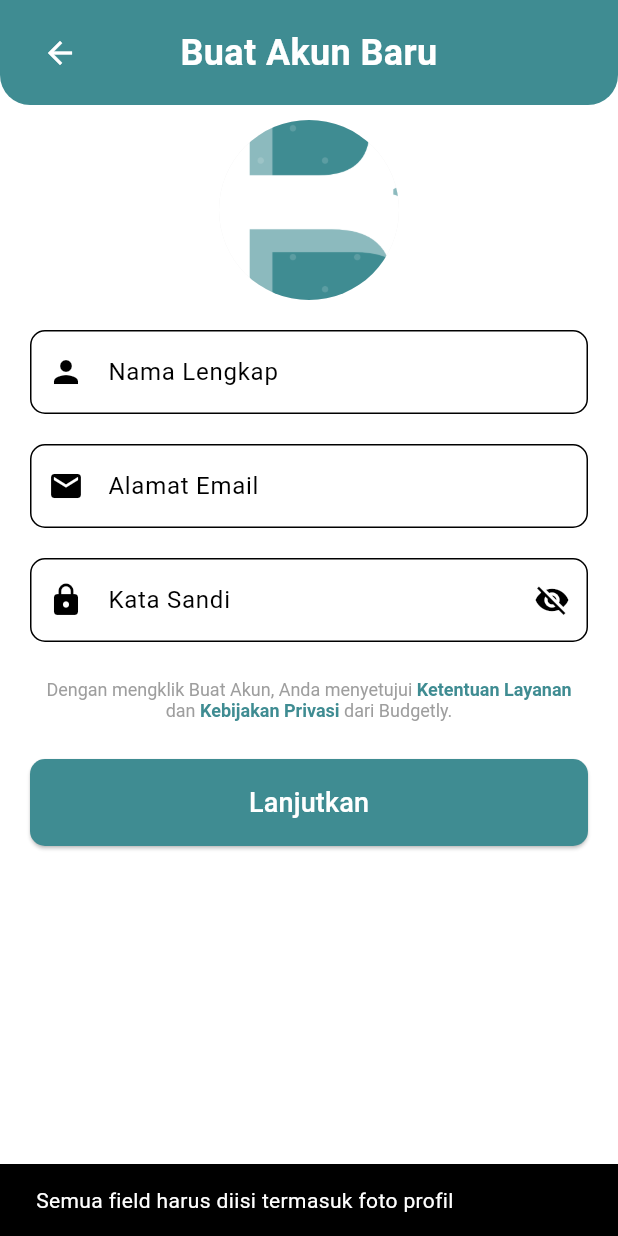
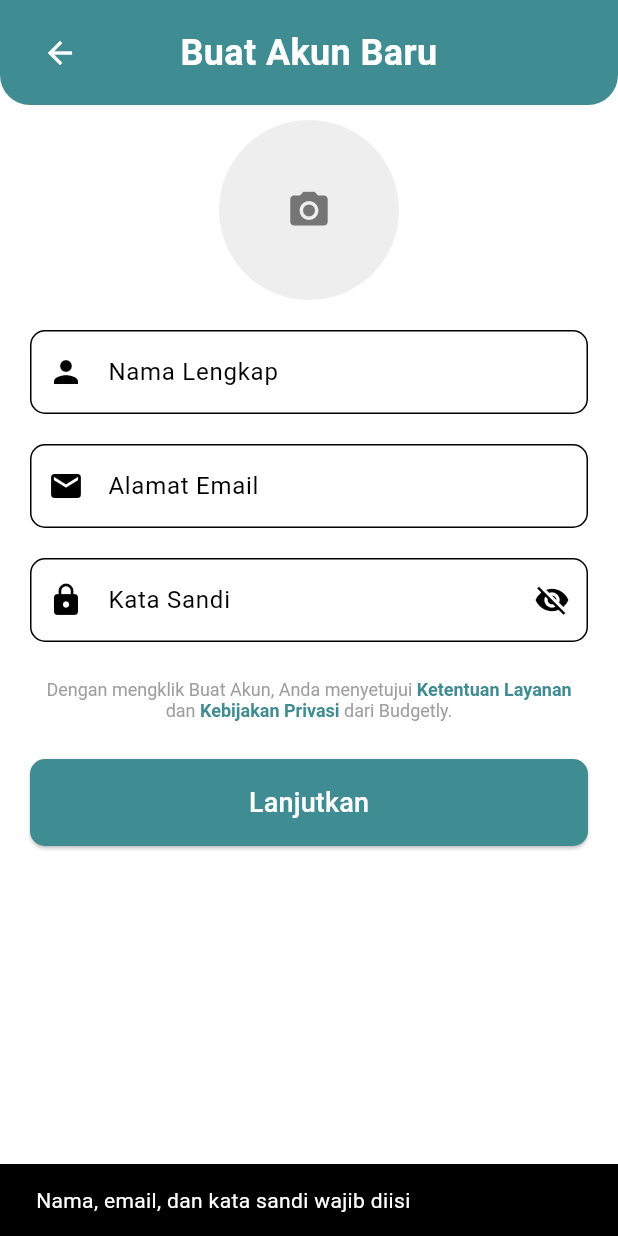
Before and after one commit to rigelra15/budgetly-app, a Flutter app: the RegisterScreen screen opened directly, after a tap on "Lanjutkan", on a phone screen of 412 x 824 dp. Run offline on Flutter 3.47's test engine with Material 3 defaults, Android fonts, the phone set to English and light mode, and no system bars; our stand-ins replace image_picker; network calls fail.

```diff
--- a/lib/screens/register.dart
+++ b/lib/screens/register.dart
@@ -1,3 +1,4 @@
+import 'package:budgetly/screens/login.dart';
 import 'package:budgetly/screens/onboarding.dart';
 import 'package:flutter/material.dart';
 import 'package:http/http.dart' as http;
@@ -29,18 +30,15 @@ class _RegisterScreenState extends State<RegisterScreen> {
     }
   }
 
-  Future<void> handleAccountCreation(BuildContext context) async {
+  Future<void> handleAccountCreation() async {
     final name = nameController.text.trim();
     final email = emailController.text.trim();
     final password = passwordController.text.trim();
 
-    if (name.isEmpty ||
-        email.isEmpty ||
-        password.isEmpty ||
-        profileImage == null) {
+    if (name.isEmpty || email.isEmpty || password.isEmpty) {
       ScaffoldMessenger.of(context).showSnackBar(
         const SnackBar(
-            content: Text('Semua field harus diisi termasuk foto profil')),
+            content: Text('Nama, email, dan kata sandi wajib diisi')),
       );
       return;
     }
@@ -60,13 +58,15 @@ class _RegisterScreenState extends State<RegisterScreen> {
       request.fields['email'] = email;
       request.fields['password'] = password;
 
-      // Tambahkan file gambar ke request
+      // Tambahkan file gambar ke request jika ada
+      if (profileImage != null) {
         request.files.add(
           await http.MultipartFile.fromPath(
             'profilePic',
             profileImage!.path,
           ),
         );
+      }
 
       final streamedResponse = await request.send();
       final response = await http.Response.fromStream(streamedResponse);
@@ -79,10 +79,10 @@ class _RegisterScreenState extends State<RegisterScreen> {
           SnackBar(content: Text('$message\nUID: $id')),
         );
 
-        // Navigasi ke layar berikutnya
+        // Navigasi ke layar login
         Navigator.pushReplacement(
           context,
-          MaterialPageRoute(builder: (context) => const OnboardingScreen()),
+          MaterialPageRoute(builder: (context) => const LoginScreen()),
         );
       } else {
         final responseData = jsonDecode(response.body);
@@ -159,15 +159,27 @@ class _RegisterScreenState extends State<RegisterScreen> {
                 ),
                 const SizedBox(height: 10),
                 GestureDetector(
-                  onTap: pickImage,
-                  child: CircleAvatar(
+                  onTap: pickImage, // Fungsi untuk memilih gambar
+                  child: Stack(
+                    alignment: Alignment
+                        .center, // Ikon kamera akan berada di tengah lingkaran
+                    children: [
+                      CircleAvatar(
                         radius: 60, // Ukuran lingkaran
-                    backgroundColor: Colors
-                        .grey.shade200, // Background jika gambar belum ada
+                        backgroundColor:
+                            Colors.grey.shade200, // Warna latar belakang
                         backgroundImage: profileImage != null
-                        ? FileImage(profileImage!)
-                        : const AssetImage('assets/logo_budgetly.png')
-                            as ImageProvider,
+                            ? FileImage(profileImage!) // Gambar yang dipilih
+                            : null, // Tidak ada gambar jika belum dipilih
+                      ),
+                      if (profileImage ==
+                          null) // Tampilkan ikon kamera jika gambar belum dipilih
+                        Icon(
+                          Icons.camera_alt, // Ikon kamera
+                          size: 30, // Ukuran ikon
+                          color: Colors.grey.shade600, // Warna ikon
+                        ),
+                    ],
                   ),
                 ),
                 Padding(
@@ -264,12 +276,18 @@ class _RegisterScreenState extends State<RegisterScreen> {
                               borderRadius: BorderRadius.circular(10),
                             ),
                           ),
-                          onPressed: () => handleAccountCreation(context),
-                          child: Text(
+                          onPressed: isLoading ? null : handleAccountCreation,
+                          child: isLoading
+                              ? const CircularProgressIndicator(
+                                  color: Colors.white,
+                                )
+                              : Text(
                                   'Lanjutkan',
                                   style: TextStyle(
                                       fontSize: 18,
-                                color: Theme.of(context).colorScheme.secondary),
+                                      color: Theme.of(context)
+                                          .colorScheme
+                                          .secondary),
                                 ),
                         ),
                       ],
--- a/pubspec.yaml
+++ b/pubspec.yaml
@@ -37,6 +37,7 @@ dependencies:
   cupertino_icons: ^1.0.8
   http: ^1.2.2
   image_picker: ^1.1.2
+  provider: ^6.1.2
 
 dev_dependencies:
   flutter_test:
```
Also changed, not shown: lib/main.dart (+10 -1 lines), lib/provider/provider_user.dart (added, +17 -0 lines), lib/screens/home.dart (added, +275 -0 lines), lib/screens/login.dart (+31 -45 lines), assets/person_default.png (added), pubspec.lock. Lines whose indentation alone changed are shown as unchanged.
